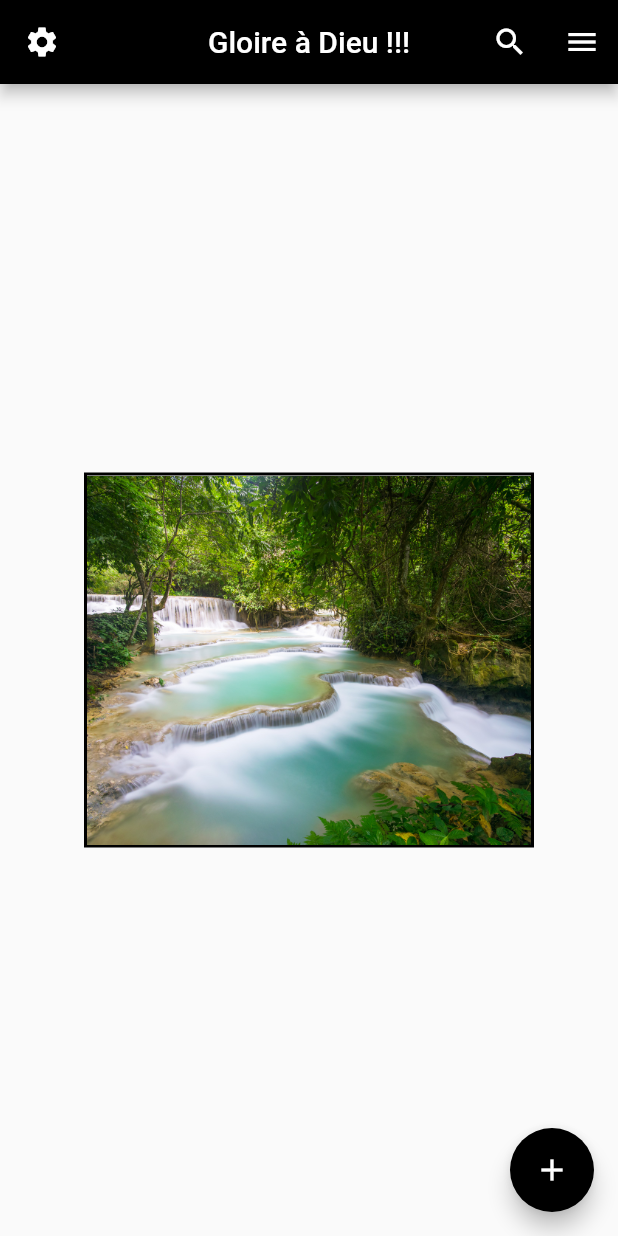
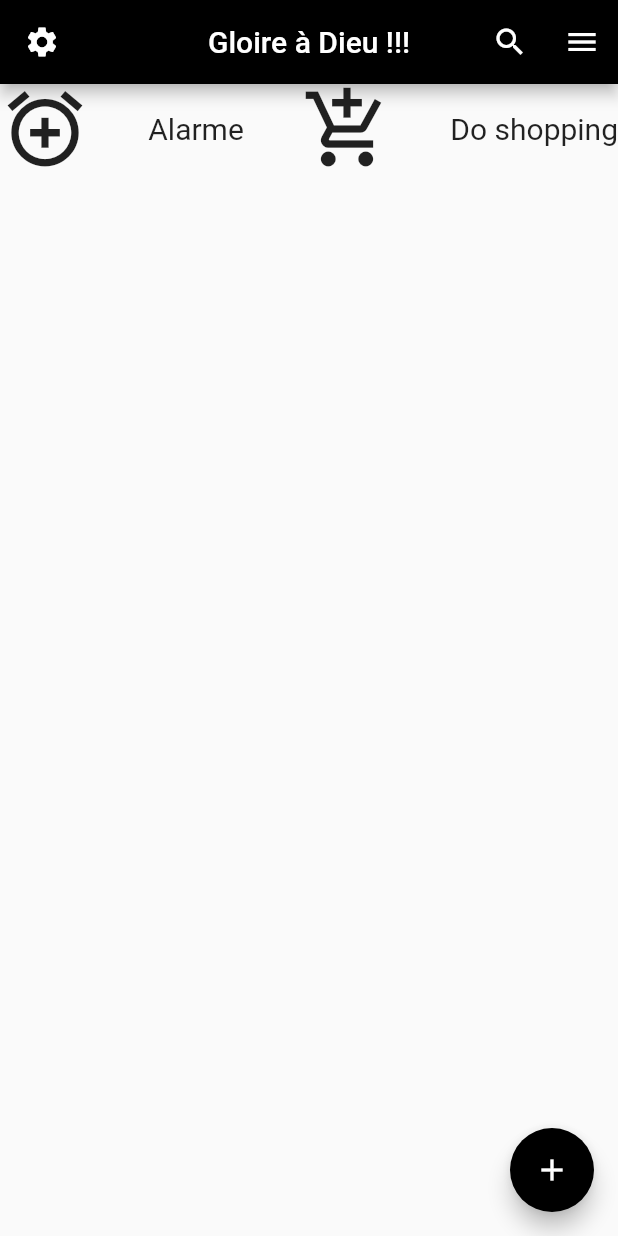
Before and after one commit to camara94/camara-mob, a Flutter app: the screen it shows after launch, on a phone screen of 412 x 824 dp. Run offline on Flutter 3.47's test engine with Material 2 defaults, Android fonts, the phone set to English and light mode, and no system bars.

Commit message:
Utilisation de Row

```diff
--- a/flutter_learn/lib/main.dart
+++ b/flutter_learn/lib/main.dart
@@ -44,17 +44,15 @@ class Home extends StatelessWidget {
           ),
         ],
       ),
-      body: Center(
-        child: Container(
-          width: 300.0,
-          height: 250.0,
-          decoration: BoxDecoration(
-            border: Border.all(width: 2.0),
-
-          ),
-          child: image,
-        ),
-      ),
+      body: Row(
+        mainAxisAlignment: MainAxisAlignment.spaceBetween,
+        children: <Widget>[
+          Icon(Icons.add_alarm, size: 60.0,),
+          Text('Alarme',style: TextStyle(fontSize:20.0),),
+          Icon(Icons.add_shopping_cart, size: 60.0,),
+          Text('Do shopping', style: TextStyle(fontSize:20.0),),
+        ],
+      )
     );
   }
 }
```
